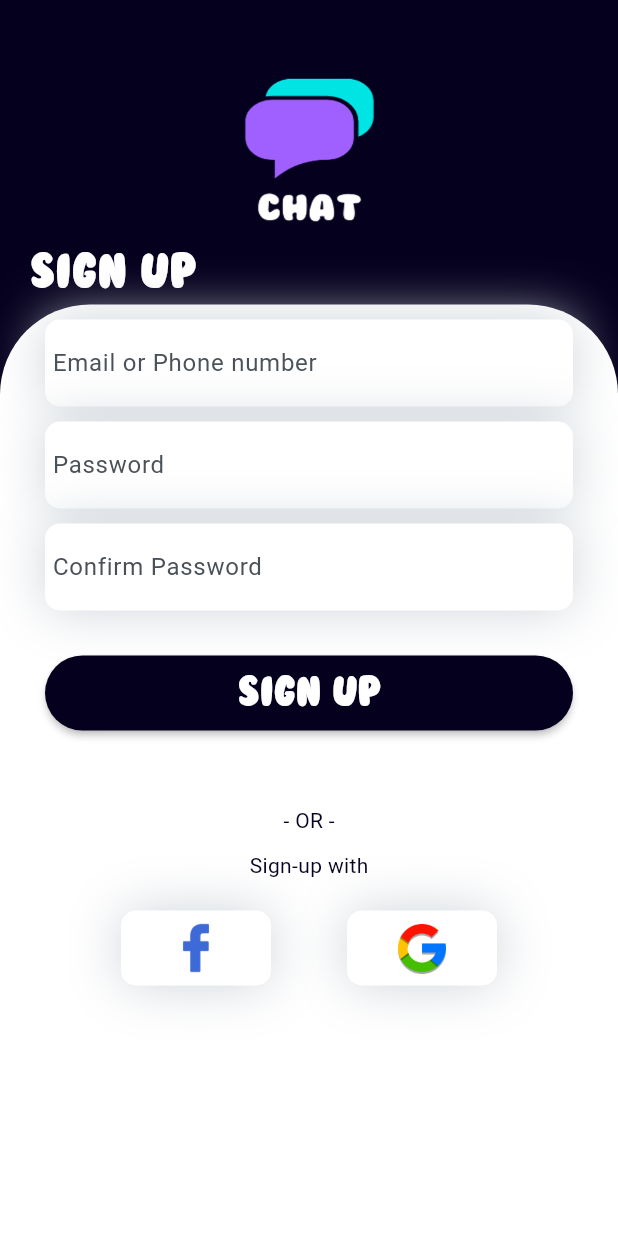
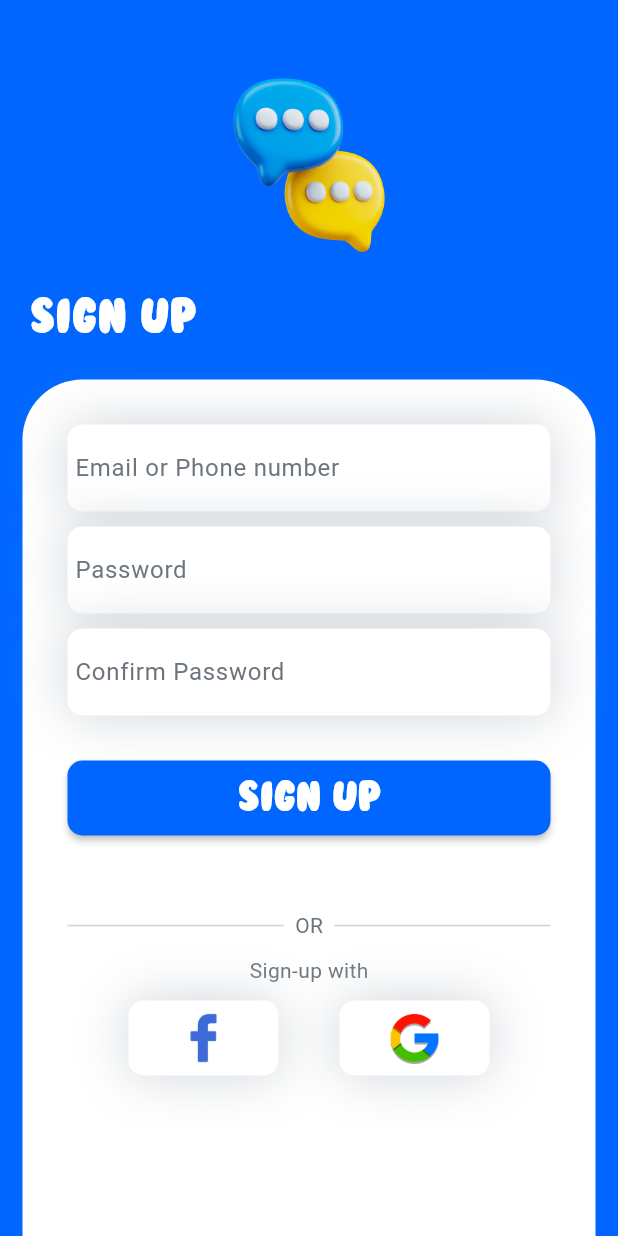
Before and after one commit to 7xEduard/Chat-App, a Flutter app: the screen it shows after launch, after a tap on "Sign up", on a phone screen of 412 x 824 dp. Run offline on Flutter 3.47's test engine with Material 3 defaults, Android fonts, the phone set to English and light mode, and no system bars; our stand-ins replace animate_do, firebase_auth, firebase_core, get; accounts and stored records are empty.

Commit message:
UI Changed & Auth Sign up

```diff
--- a/lib/components/custom_button.dart
+++ b/lib/components/custom_button.dart
@@ -2,16 +2,17 @@ import 'package:chat_app/constants.dart';
 import 'package:flutter/material.dart';
 
 class CustomButton extends StatelessWidget {
-  CustomButton({super.key, this.labelText});
-  String? labelText;
+  const CustomButton({super.key, this.labelText, this.onPressed});
+  final String? labelText;
+  final VoidCallback? onPressed;
   @override
   Widget build(BuildContext context) {
     return MaterialButton(
-      onPressed: () {},
+      onPressed: onPressed,
       height: 50,
       color: kPrimaryColor,
       shape: RoundedRectangleBorder(
-        borderRadius: BorderRadius.circular(50),
+        borderRadius: BorderRadius.circular(10),
       ),
       child: Center(
         child: Text(
--- a/lib/components/custom_text_field.dart
+++ b/lib/components/custom_text_field.dart
@@ -1,8 +1,9 @@
 import 'package:flutter/material.dart';
 
 class CustomTextField extends StatelessWidget {
-  CustomTextField({super.key, this.hintText});
-  String? hintText;
+  const CustomTextField({super.key, this.hintText, this.onChanged});
+  final String? hintText;
+  final Function(String)? onChanged;
   @override
   Widget build(BuildContext context) {
     return Container(
@@ -14,14 +15,14 @@ class CustomTextField extends StatelessWidget {
           BoxShadow(
             color: Color(0xFFced4da),
             blurRadius: 30,
-
           )
         ],
       ),
       child: TextField(
+        onChanged: onChanged,
         decoration: InputDecoration(
             hintText: hintText,
-            hintStyle: const TextStyle(color: Color(0xFF495057)),
+            hintStyle: const TextStyle(color: Color(0xFF6c757d)),
             border: InputBorder.none),
       ),
     );
--- a/lib/constants.dart
+++ b/lib/constants.dart
@@ -1,3 +1,3 @@
 import 'package:flutter/material.dart';
 
-const kPrimaryColor = Color(0xFF05001E);
+const kPrimaryColor =Color(0xFF0066FF); //Color(0xFF05001E);
--- a/lib/main.dart
+++ b/lib/main.dart
@@ -20,7 +20,7 @@ class ChatApp extends StatelessWidget {
   Widget build(BuildContext context) {
     return GetMaterialApp(
       routes: {
-        'SignUpScreen': (context) => const SignUpScreen(),
+        'SignUpScreen': (context) =>  SignUpScreen(),
         'Splash': (context) => const Splash(),
       },
       debugShowCheckedModeBanner: false,
--- a/lib/screens/login_screen.dart
+++ b/lib/screens/login_screen.dart
@@ -11,6 +11,7 @@ class LoginScreen extends StatelessWidget {
   @override
   Widget build(BuildContext context) {
     return Scaffold(
+      resizeToAvoidBottomInset: false,
       body: Container(
         width: double.infinity,
         decoration: const BoxDecoration(
@@ -24,13 +25,13 @@ class LoginScreen extends StatelessWidget {
               duration: const Duration(milliseconds: 1000),
               child: Center(
                 child: Image.asset(
-                  'assets/images/chat icon 2.png',
-                  width: 100,
-                  height: 100,
+                  'assets/images/chat_icon_bubbel.png',
+                  width: 120,
+                  height: 120,
                 ),
               ),
             ),
-            const SizedBox(height: 10),
+            const SizedBox(height: 20),
             FadeInUp(
               duration: const Duration(milliseconds: 1300),
               child: const Padding(
@@ -45,31 +46,34 @@ class LoginScreen extends StatelessWidget {
                 ),
               ),
             ),
+
             Expanded(
               child: FadeInUp(
                 duration: const Duration(milliseconds: 2000),
+                child: Padding(
+                  padding: const EdgeInsets.fromLTRB(15, 20, 15, 0),
                   child: Container(
                     decoration: const BoxDecoration(
                       color: Colors.white,
                       borderRadius: BorderRadius.only(
-                      topLeft: Radius.circular(60),
-                      topRight: Radius.circular(60),
+                        topLeft: Radius.circular(40),
+                        topRight: Radius.circular(40),
                       ),
                     ),
                     child: Padding(
-                    padding:  const EdgeInsets.fromLTRB(30,10,30,0),
-                    child: ListView(
+                      padding: const EdgeInsets.fromLTRB(30, 30, 30, 0),
+                      child: Column(
                         children: [
                           FadeInUp(
                             duration: const Duration(milliseconds: 800),
-                          child: CustomTextField(
+                            child: const CustomTextField(
                               hintText: "Email or Phone number",
                             ),
                           ),
                           const SizedBox(height: 10),
                           FadeInUp(
                             duration: const Duration(milliseconds: 1100),
-                          child: CustomTextField(
+                            child: const CustomTextField(
                               hintText: "Password",
                             ),
                           ),
@@ -77,7 +81,7 @@ class LoginScreen extends StatelessWidget {
                           FadeInUp(
                             duration: const Duration(milliseconds: 1400),
                             child: const Padding(
-                            padding: EdgeInsets.only(left: 5),
+                              padding: EdgeInsets.only(right: 200),
                               child: Text(
                                 "Forgot Password?",
                                 style: TextStyle(color: Color(0xFF1789fc)),
@@ -88,22 +92,35 @@ class LoginScreen extends StatelessWidget {
                           FadeInUp(
                             duration: const Duration(milliseconds: 1700),
                             child: CustomButton(
+                              onPressed: () {},
                               labelText: "Login",
                             ),
                           ),
                           const SizedBox(height: 50),
                           FadeInUp(
                             duration: const Duration(milliseconds: 2000),
-                          child: const Center(
-                            child: Text(
-                              "- OR -",
-                              style: TextStyle(
-                                color: kPrimaryColor,
+                            child: const Row(
+                              children: [
+                                Expanded(
+                                  child: Divider(
+                                    color: Color(0xFFced4da),
                                   ),
                                 ),
+                                Text(
+                                  "  OR  ",
+                                  style: TextStyle(
+                                    color: Color(0xFF6c757d),
                                   ),
                                 ),
-                        const SizedBox(height: 20),
+                                Expanded(
+                                  child: Divider(
+                                    color: Color(0xFFced4da),
+                                  ),
+                                ),
+                              ],
+                            ),
+                          ),
+                          const SizedBox(height: 10),
                           const AccountsWidget(),
                           const SizedBox(height: 50),
                           FadeInUp(
@@ -114,12 +131,13 @@ class LoginScreen extends StatelessWidget {
                                 const Text(
                                   "Don't have an account? ",
                                   style: TextStyle(
-                                  color: kPrimaryColor,
+                                    color: Color(0xFF6c757d),
                                   ),
                                 ),
                                 GestureDetector(
                                   onTap: () {
-                                  Navigator.pushNamed(context, 'SignUpScreen');
+                                    Navigator.pushNamed(
+                                        context, 'SignUpScreen');
                                   },
                                   child: const Text(
                                     "Sign up",
@@ -136,6 +154,7 @@ class LoginScreen extends StatelessWidget {
                     ),
                   ),
                 ),
+              ),
             )
           ],
         ),
--- a/lib/screens/sign_up_screen.dart
+++ b/lib/screens/sign_up_screen.dart
@@ -3,14 +3,18 @@ import 'package:chat_app/components/accounts_widget.dart';
 import 'package:chat_app/components/custom_button.dart';
 import 'package:chat_app/components/custom_text_field.dart';
 import 'package:chat_app/constants.dart';
+import 'package:firebase_auth/firebase_auth.dart';
 import 'package:flutter/material.dart';
 
 class SignUpScreen extends StatelessWidget {
-  const SignUpScreen({super.key});
+  SignUpScreen({super.key, this.email, this.password});
+  String? email;
+  String? password;
 
   @override
   Widget build(BuildContext context) {
     return Scaffold(
+      resizeToAvoidBottomInset: false,
       body: Container(
         width: double.infinity,
         decoration: const BoxDecoration(
@@ -24,13 +28,13 @@ class SignUpScreen extends StatelessWidget {
               duration: const Duration(milliseconds: 1000),
               child: Center(
                 child: Image.asset(
-                  'assets/images/chat icon 2.png',
-                  width: 100,
-                  height: 100,
+                  'assets/images/chat_icon_bubbel.png',
+                  width: 120,
+                  height: 120,
                 ),
               ),
             ),
-            const SizedBox(height: 10),
+            const SizedBox(height: 20),
             FadeInUp(
               duration: const Duration(milliseconds: 1300),
               child: const Padding(
@@ -45,24 +49,30 @@ class SignUpScreen extends StatelessWidget {
                 ),
               ),
             ),
+
             Expanded(
               child: FadeInUp(
                 duration: const Duration(milliseconds: 2000),
+                child: Padding(
+                  padding: const EdgeInsets.fromLTRB(15,20,15,0),
                   child: Container(
                     decoration: const BoxDecoration(
                       color: Colors.white,
                       borderRadius: BorderRadius.only(
-                      topLeft: Radius.circular(60),
-                      topRight: Radius.circular(60),
+                        topLeft: Radius.circular(40),
+                        topRight: Radius.circular(40),
                       ),
                     ),
                     child: Padding(
-                    padding: const EdgeInsets.fromLTRB(30,10,30,0),
-                    child: ListView(
+                      padding: const EdgeInsets.fromLTRB(30, 30, 30, 0),
+                      child: Column(
                         children: [
                           FadeInUp(
                             duration: const Duration(milliseconds: 800),
                             child: CustomTextField(
+                              onChanged: (data) {
+                                email = data;
+                              },
                               hintText: "Email or Phone number",
                             ),
                           ),
@@ -70,13 +80,16 @@ class SignUpScreen extends StatelessWidget {
                           FadeInUp(
                             duration: const Duration(milliseconds: 1100),
                             child: CustomTextField(
+                              onChanged: (data) {
+                                password = data;
+                              },
                               hintText: "Password",
                             ),
                           ),
                           const SizedBox(height: 10),
                           FadeInUp(
                             duration: const Duration(milliseconds: 1400),
-                          child: CustomTextField(
+                            child: const CustomTextField(
                               hintText: "Confirm Password",
                             ),
                           ),
@@ -85,35 +98,72 @@ class SignUpScreen extends StatelessWidget {
                             duration: const Duration(milliseconds: 1700),
                             child: CustomButton(
                               labelText: "sign up",
+                              onPressed: () async {
+                                try {
+                                  UserCredential user = await FirebaseAuth
+                                      .instance
+                                      .createUserWithEmailAndPassword(
+                                    email: email!,
+                                    password: password!,
+                                  );
+                                } on FirebaseAuthException catch (e) {
+                                  if (e.code == 'weak-password') {
+                                    ScaffoldMessenger.of(context).showSnackBar(
+                                      const SnackBar(
+                                        content: Text(
+                                            'The password provided is too weak.'),
+                                      ),
+                                    );
+                                  } else if (e.code == 'email-already-in-use') {
+                                    ScaffoldMessenger.of(context).showSnackBar(
+                                      const SnackBar(
+                                        content: Text(
+                                            'The account already exists for that email.'),
+                                      ),
+                                    );
+                                  }
+                                }
+                              },
                             ),
                           ),
                           const SizedBox(height: 50),
                           FadeInUp(
                             duration: const Duration(milliseconds: 2000),
-                          child: const Center(
-                            child: Text(
-                              "- OR -",
-                              style: TextStyle(
-                                color: kPrimaryColor,
+                            child: const Row(
+                              children: [
+                                Expanded(
+                                  child: Divider(
+                                    color: Color(0xFFced4da),
                                   ),
                                 ),
+                                Text(
+                                  "  OR  ",
+                                  style: TextStyle(
+                                    color: Color(0xFF6c757d),
+                                  ),
+                                ),
+                                Expanded(
+                                  child: Divider(
+                                    color: Color(0xFFced4da),
+                                  ),
+                                ),
+                              ],
                             ),
                           ),
                           const SizedBox(height: 10),
                           FadeInUp(
                             duration: const Duration(milliseconds: 2300),
-                          child: const Center(
-                            child: Text(
+                            child: const Text(
                               "Sign-up with",
                               style: TextStyle(
-                                color: kPrimaryColor,
+                                color: Color(0xFF6c757d),
                               ),
                             ),
                           ),
-                        ),
-                        const SizedBox(height: 20),
+                          const SizedBox(height: 10),
                           const AccountsWidget(),
                         ],
+                      ),
                     ),
                   ),
                 ),
--- a/lib/screens/splash.dart
+++ b/lib/screens/splash.dart
@@ -1,5 +1,6 @@
 import 'dart:async';
 
+import 'package:chat_app/constants.dart';
 import 'package:chat_app/screens/login_screen.dart';
 import 'package:flutter/material.dart';
 import 'package:get/get.dart';
@@ -13,10 +14,13 @@ class Splash extends StatelessWidget {
       Get.to(const LoginScreen());
     });
     return Scaffold(
-      backgroundColor: const Color(0xFF05001E),
+      backgroundColor: kPrimaryColor,
       body: Center(
         child: Image.asset(
-            'assets/images/2.png'),
+            'assets/images/chat_icon_bubbel.png',
+            width: 150,
+            height: 150,
+            ),
       ),
     );
   }
```
Also changed, not shown: pubspec.yaml (+2 -8 lines), assets/fonts/Blabeloo-font-v.1.0.ttf (deleted), assets/fonts/LilitaOne-Regular.ttf (deleted), assets/images/2.png (deleted), assets/images/chat icon 2.png (deleted), assets/images/chat_icon_bubbel.png (added), pubspec.lock, 3 other files. Lines whose indentation alone changed are shown as unchanged.
